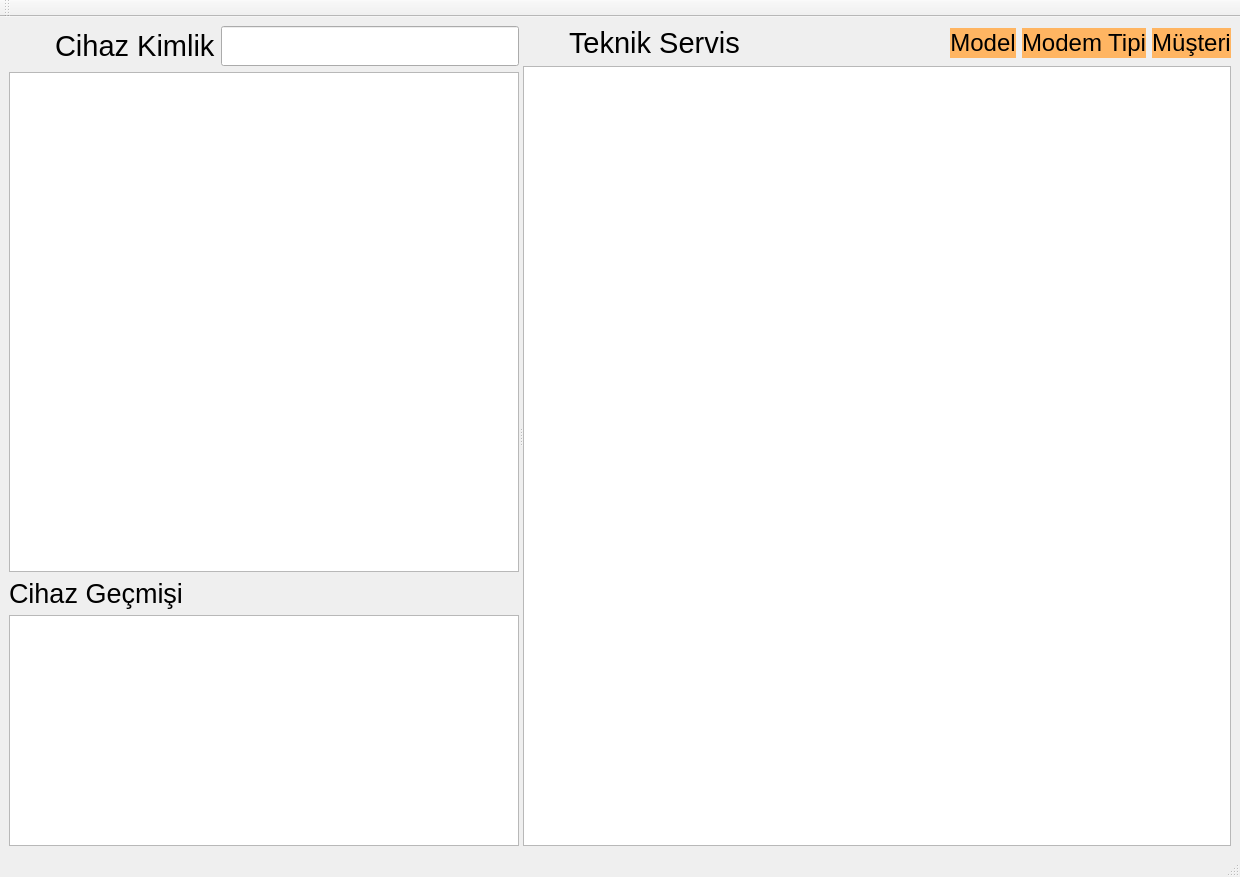
Qt form mainwindow.ui (yunusemrecinar/QT5-cihaz-kimlik-teknik-servis) before a commit.
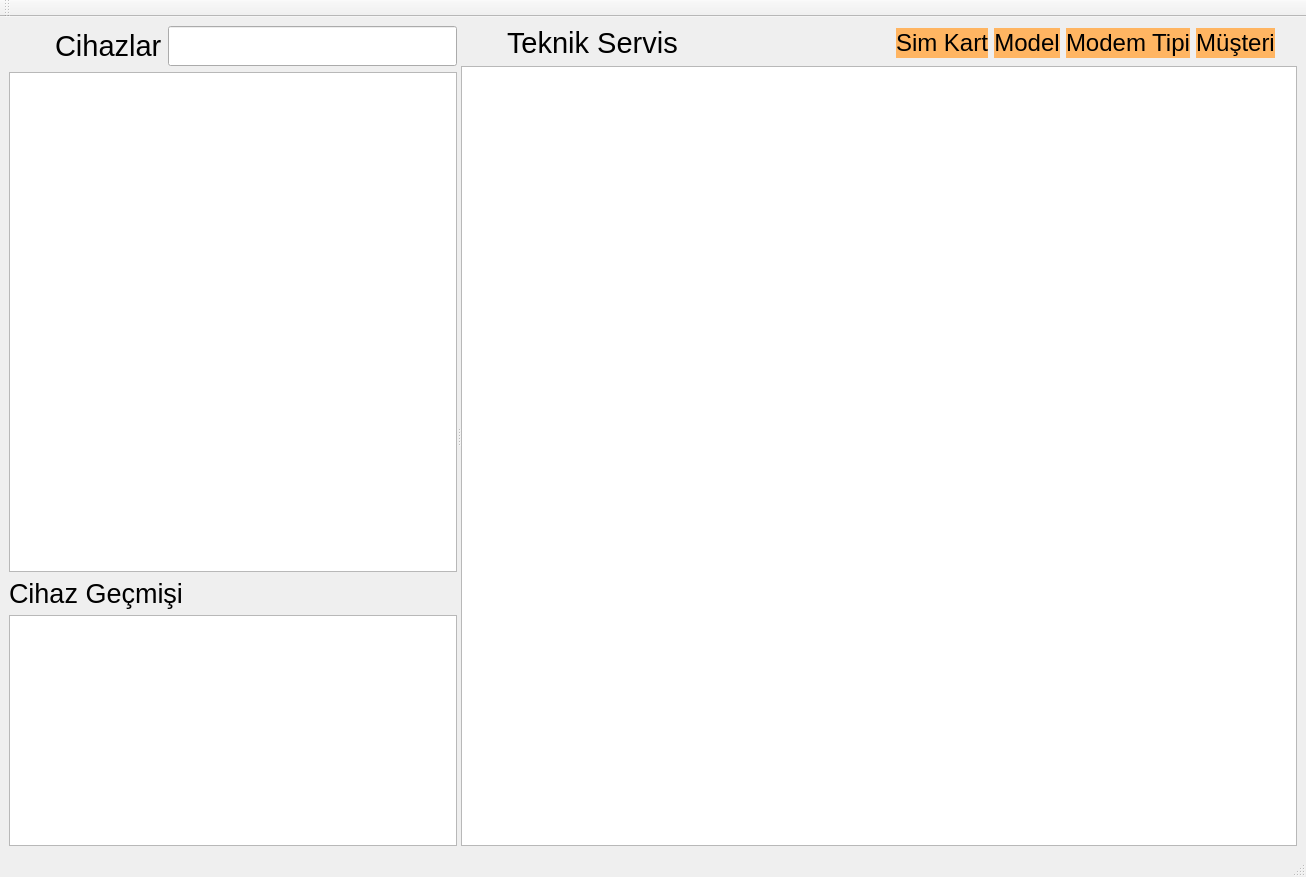
The same form after that commit. Icons and pictures are not drawn.

What changed in the file:
```diff
--- a/mainwindow.ui
+++ b/mainwindow.ui
@@ -9,7 +9,7 @@
    <rect>
     <x>0</x>
     <y>0</y>
-    <width>1240</width>
+    <width>1306</width>
     <height>877</height>
    </rect>
   </property>
@@ -23,7 +23,7 @@
       <property name="orientation">
        <enum>Qt::Horizontal</enum>
       </property>
-      <widget class="QWidget" name="">
+      <widget class="QWidget" name="layoutWidget">
        <layout class="QVBoxLayout" name="verticalLayout">
         <item>
          <layout class="QHBoxLayout" name="horizontalLayout_2">
@@ -80,7 +80,7 @@
              </font>
             </property>
             <property name="text">
-             <string>Cihaz Kimlik</string>
+             <string>Cihazlar</string>
             </property>
            </widget>
           </item>
@@ -146,7 +146,7 @@
         </item>
        </layout>
       </widget>
-      <widget class="QWidget" name="">
+      <widget class="QWidget" name="layoutWidget">
        <layout class="QVBoxLayout" name="verticalLayout_3">
         <item>
          <layout class="QHBoxLayout" name="horizontalLayout_3">
@@ -207,6 +207,36 @@
             </property>
            </widget>
           </item>
+          <item>
+           <widget class="QPushButton" name="pushButton_simKart">
+            <property name="sizePolicy">
+             <sizepolicy hsizetype="Fixed" vsizetype="Preferred">
+              <horstretch>0</horstretch>
+              <verstretch>0</verstretch>
+             </sizepolicy>
+            </property>
+            <property name="maximumSize">
+             <size>
+              <width>16777215</width>
+              <height>30</height>
+             </size>
+            </property>
+            <property name="font">
+             <font>
+              <pointsize>18</pointsize>
+             </font>
+            </property>
+            <property name="styleSheet">
+             <string notr="true">#pushButton_simKart {
+background-color:#FFB562;
+border: 1px;
+}</string>
+            </property>
+            <property name="text">
+             <string>Sim Kart</string>
+            </property>
+           </widget>
+          </item>
           <item>
            <widget class="QPushButton" name="pushButton_Model">
             <property name="sizePolicy">
@@ -297,6 +327,18 @@
             </property>
            </widget>
           </item>
+          <item>
+           <widget class="QLabel" name="hosgeldin">
+            <property name="font">
+             <font>
+              <pointsize>20</pointsize>
+             </font>
+            </property>
+            <property name="text">
+             <string/>
+            </property>
+           </widget>
+          </item>
          </layout>
         </item>
         <item>
@@ -332,6 +374,12 @@
   </widget>
   <widget class="QStatusBar" name="statusbar"/>
   <widget class="QToolBar" name="toolBar">
+   <property name="font">
+    <font>
+     <pointsize>20</pointsize>
+     <bold>true</bold>
+    </font>
+   </property>
    <property name="windowTitle">
     <string>toolBar</string>
    </property>
```
Left out of the diff: 4 changed lines with no effect on the pictures.
